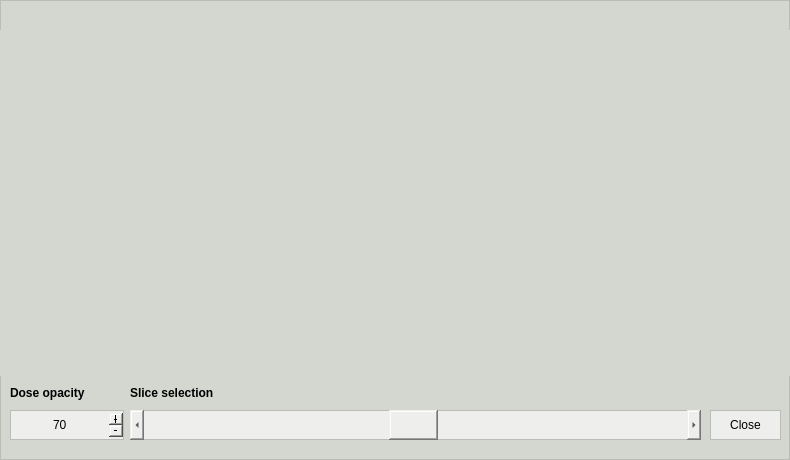
The window that pyanno4rt/gui/designs/compare_window.ui (pyanno4rt/pyanno4rt) describes before a commit, drawn with Qt 5.
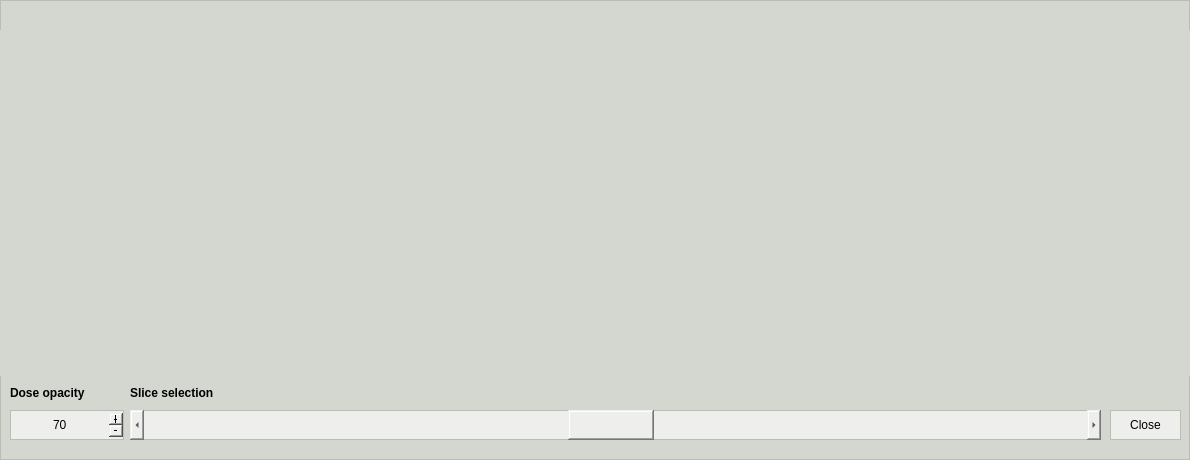
The same window after the commit.

Patch:
```diff
--- a/pyanno4rt/gui/designs/compare_window.ui
+++ b/pyanno4rt/gui/designs/compare_window.ui
@@ -9,19 +9,19 @@
    <rect>
     <x>0</x>
     <y>0</y>
-    <width>790</width>
+    <width>1190</width>
     <height>460</height>
    </rect>
   </property>
   <property name="minimumSize">
    <size>
-    <width>790</width>
+    <width>1190</width>
     <height>460</height>
    </size>
   </property>
   <property name="maximumSize">
    <size>
-    <width>790</width>
+    <width>1190</width>
     <height>460</height>
    </size>
   </property>
@@ -42,7 +42,7 @@
    <widget class="QPushButton" name="close_info_pbutton">
     <property name="geometry">
      <rect>
-      <x>710</x>
+      <x>1110</x>
       <y>410</y>
       <width>71</width>
       <height>30</height>
@@ -104,7 +104,7 @@
      <rect>
       <x>130</x>
       <y>410</y>
-      <width>571</width>
+      <width>971</width>
       <height>30</height>
      </rect>
     </property>
@@ -393,6 +393,78 @@
      <set>Qt::AlignRight|Qt::AlignTrailing|Qt::AlignVCenter</set>
     </property>
    </widget>
+   <widget class="QWidget" name="difference_widget" native="true">
+    <property name="geometry">
+     <rect>
+      <x>800</x>
+      <y>30</y>
+      <width>390</width>
+      <height>346</height>
+     </rect>
+    </property>
+    <property name="styleSheet">
+     <string notr="true">border: 1px solid;
+border-color: rgb(211, 215, 207);</string>
+    </property>
+    <layout class="QVBoxLayout" name="baseline_meta_layout_2">
+     <property name="spacing">
+      <number>0</number>
+     </property>
+     <property name="leftMargin">
+      <number>10</number>
+     </property>
+     <property name="topMargin">
+      <number>10</number>
+     </property>
+     <property name="rightMargin">
+      <number>10</number>
+     </property>
+     <property name="bottomMargin">
+      <number>0</number>
+     </property>
+     <item>
+      <layout class="QVBoxLayout" name="difference_layout">
+       <property name="spacing">
+        <number>3</number>
+       </property>
+      </layout>
+     </item>
+    </layout>
+   </widget>
+   <widget class="QLabel" name="difference_label">
+    <property name="geometry">
+     <rect>
+      <x>810</x>
+      <y>10</y>
+      <width>371</width>
+      <height>25</height>
+     </rect>
+    </property>
+    <property name="minimumSize">
+     <size>
+      <width>0</width>
+      <height>25</height>
+     </size>
+    </property>
+    <property name="maximumSize">
+     <size>
+      <width>16777215</width>
+      <height>25</height>
+     </size>
+    </property>
+    <property name="font">
+     <font>
+      <weight>75</weight>
+      <bold>true</bold>
+     </font>
+    </property>
+    <property name="styleSheet">
+     <string notr="true">border: 0px;</string>
+    </property>
+    <property name="alignment">
+     <set>Qt::AlignCenter</set>
+    </property>
+   </widget>
   </widget>
  </widget>
  <resources>
```
